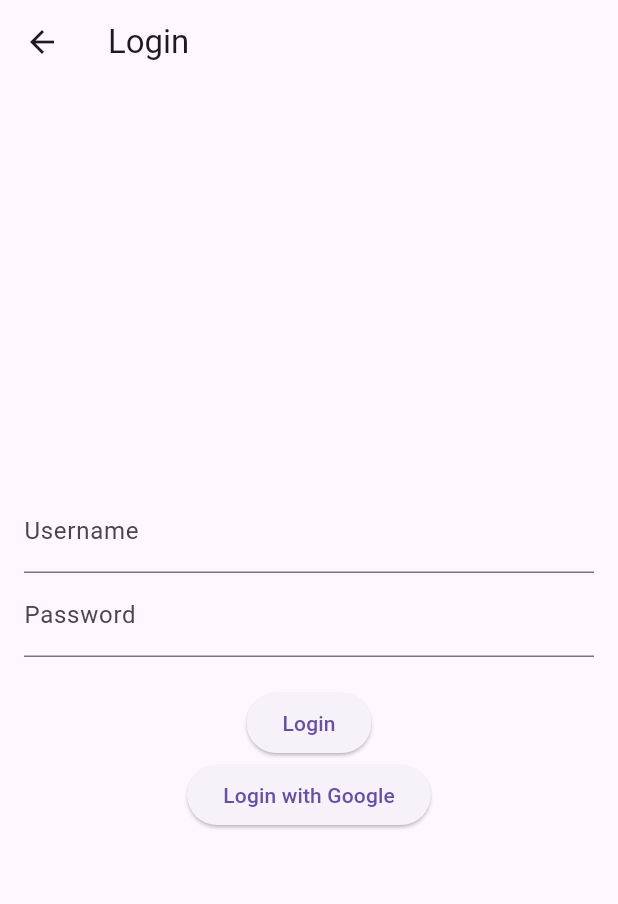
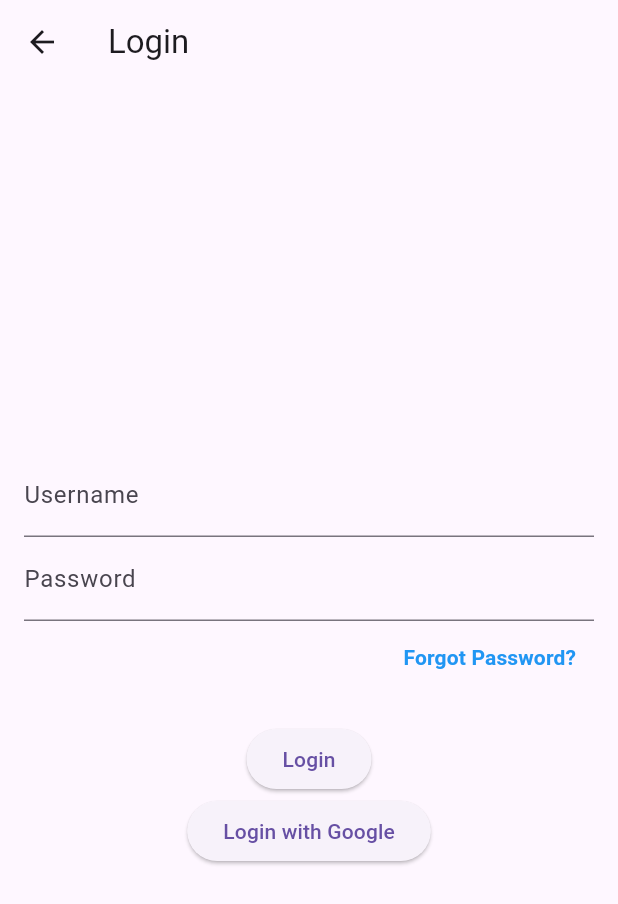
Before and after one commit to hnamredips/sap_mobile, a Flutter app: the screen it shows after launch, after a tap on "Login", on a phone screen of 412 x 824 dp. Shown: the top 904 px of the screen. Run offline on Flutter 3.47's test engine with Material 3 defaults, Android fonts, the phone set to English and light mode, and no system bars.

Commit message:
login + forgot password / forgot_password_screen

```diff
--- a/lib/main.dart
+++ b/lib/main.dart
@@ -2,6 +2,7 @@ import 'package:flutter/material.dart';
 import 'screens/home_screen.dart';
 import 'screens/login_screen.dart';
 import 'screens/register_screen.dart';
+import 'screens/forgot_password_screen.dart';
 
 
 void main() {
@@ -21,8 +22,9 @@ class MyApp extends StatelessWidget {
         '/home': (context) => HomeScreen(),
         '/login': (context) => LoginScreen(),
         '/register': (context) => RegisterScreen(),
+        '/forgot-password': (context) => ForgotPasswordScreen(),
       },
-      );
+    );
   }
 }
 
--- a/lib/screens/login_screen.dart
+++ b/lib/screens/login_screen.dart
@@ -4,12 +4,17 @@ class LoginScreen extends StatelessWidget {
   final TextEditingController _usernameController = TextEditingController();
   final TextEditingController _passwordController = TextEditingController();
 
-  void _login() {
+  void _login(BuildContext context) {
     // Xử lý đăng nhập
+    Navigator.pushReplacementNamed(context, '/home');
   }
 
   void _loginWithGoogle() {
     // Xử lý đăng nhập với Google
+  }
+
+  void _forgotPassword(BuildContext context) {
+    Navigator.pushNamed(context, '/forgot-password');
   }
 
   @override
@@ -32,9 +37,22 @@ class LoginScreen extends StatelessWidget {
               decoration: InputDecoration(labelText: 'Password'),
               obscureText: true,
             ),
+            Align(
+              alignment: Alignment.centerRight,
+              child: TextButton(
+                onPressed: () => _forgotPassword(context),
+                child: Text(
+                  'Forgot Password?',
+                  style: TextStyle(
+                    fontWeight: FontWeight.bold,
+                    color: Colors.blue,
+                  ),
+                ),
+              ),
+            ),
             SizedBox(height: 20),
             ElevatedButton(
-              onPressed: _login,
+              onPressed: () => _login(context),
               child: Text('Login'),
             ),
             ElevatedButton(
```
Also changed, not shown: lib/screens/forgot_password_screen.dart (added, +36 -0 lines).
